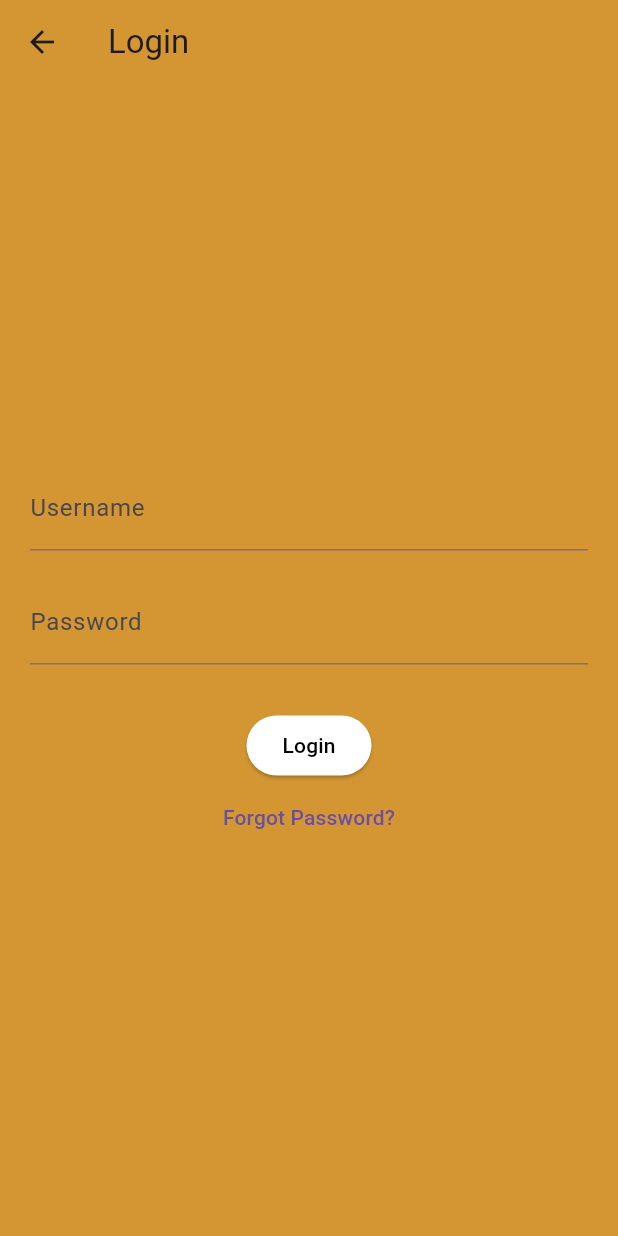
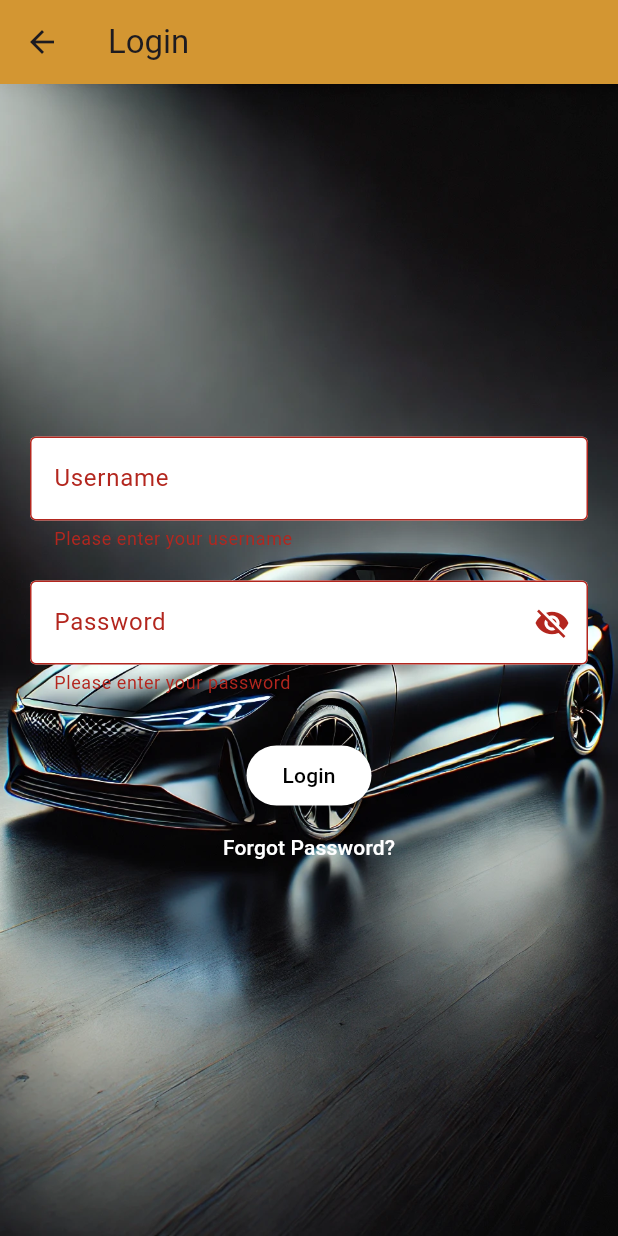
Before and after one commit to kabita26/mobcarrent, a Flutter app: the LoginScreen screen opened by its route, after a tap on "Login", on a phone screen of 412 x 824 dp. Run offline on Flutter 3.47's test engine with Material 3 defaults, Android fonts, the phone set to English and light mode, and no system bars.

Commit message:
update login panel

```diff
--- a/carrent/lib/auth/login.dart
+++ b/carrent/lib/auth/login.dart
@@ -1,37 +1,100 @@
 import 'package:flutter/material.dart';
 
-class LoginScreen extends StatelessWidget {
+class LoginScreen extends StatefulWidget {
   const LoginScreen({Key? key}) : super(key: key);
+
+  @override
+  State<LoginScreen> createState() => _LoginScreenState();
+}
+
+class _LoginScreenState extends State<LoginScreen> {
+  final TextEditingController _usernameController = TextEditingController();
+  final TextEditingController _passwordController = TextEditingController();
+  final GlobalKey<FormState> _formKey = GlobalKey<FormState>();
+
+  bool _isPasswordVisible = false;
 
   @override
   Widget build(BuildContext context) {
     return Scaffold(
-      backgroundColor: const Color(0xFFD39632),
+      backgroundColor: Colors.transparent,
       appBar: AppBar(
         title: const Text('Login'),
         backgroundColor: const Color(0xFFD39632),
       ),
-      body: Padding(
+      body: Stack(
+        children: [
+          Container(
+            decoration: const BoxDecoration(
+              image: DecorationImage(
+                image: AssetImage('assets/images/a.webp'),
+                fit: BoxFit.cover,
+              ),
+            ),
+          ),
+          Padding(
             padding: const EdgeInsets.all(20.0),
+            child: Center(
+              child: SingleChildScrollView(
+                child: Form(
+                  key: _formKey,
                   child: Column(
                     mainAxisAlignment: MainAxisAlignment.center,
                     children: [
-            const TextField(
+                      TextFormField(
+                        controller: _usernameController,
+                        decoration: const InputDecoration(
+                          labelText: 'Username',
+                          filled: true,
+                          fillColor: Colors.white,
+                          border: OutlineInputBorder(),
+                        ),
+                        validator: (value) {
+                          if (value == null || value.isEmpty) {
+                            return 'Please enter your username';
+                          }
+                          return null;
+                        },
+                      ),
+                      const SizedBox(height: 20),
+                      TextFormField(
+                        controller: _passwordController,
+                        obscureText: !_isPasswordVisible,
                         decoration: InputDecoration(
-                labelText: 'Username',
+                          labelText: 'Password',
+                          filled: true,
+                          fillColor: Colors.white,
+                          border: const OutlineInputBorder(),
+                          suffixIcon: IconButton(
+                            icon: Icon(
+                              _isPasswordVisible
+                                  ? Icons.visibility
+                                  : Icons.visibility_off,
+                            ),
+                            onPressed: () {
+                              setState(() {
+                                _isPasswordVisible = !_isPasswordVisible;
+                              });
+                            },
                           ),
                         ),
-            const SizedBox(height: 20),
-            const TextField(
-              obscureText: true,
-              decoration: InputDecoration(
-                labelText: 'Password',
-              ),
+                        validator: (value) {
+                          if (value == null || value.isEmpty) {
+                            return 'Please enter your password';
+                          }
+                          if (value.length < 6) {
+                            return 'Password must be at least 6 characters';
+                          }
+                          return null;
+                        },
                       ),
                       const SizedBox(height: 30),
                       ElevatedButton(
                         onPressed: () {
+                          if (_formKey.currentState!.validate()) {
                             // Navigate to the home screen
+                            Navigator.pushNamed(context, '/home');
+                          }
                         },
                         style: ElevatedButton.styleFrom(
                           backgroundColor: Colors.white,
@@ -43,11 +106,19 @@ class LoginScreen extends StatelessWidget {
                         onPressed: () {
                           Navigator.pushNamed(context, '/forgot');
                         },
-              child: const Text('Forgot Password?'),
+                        child: const Text(
+                          'Forgot Password?',
+                          style: TextStyle(color: Colors.white),
+                        ),
                       ),
                     ],
                   ),
                 ),
+              ),
+            ),
+          ),
+        ],
+      ),
     );
   }
 }
```
Lines whose indentation alone changed are shown as unchanged.
